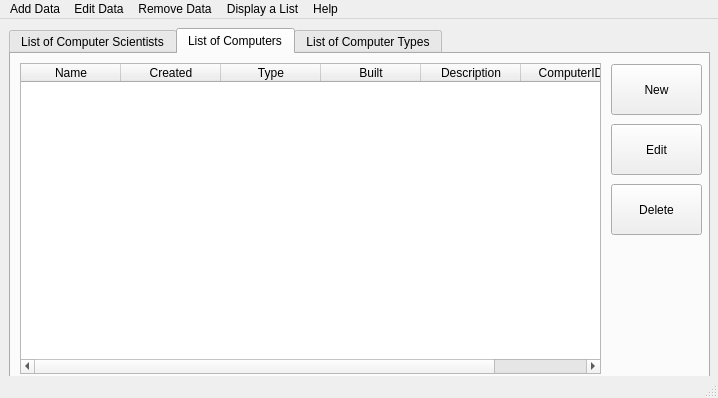
This is UI/mainwindow.ui in JonOrnBrynjarsson/vN1w3H51 as Qt 5 draws it before an edit. The edited form follows.
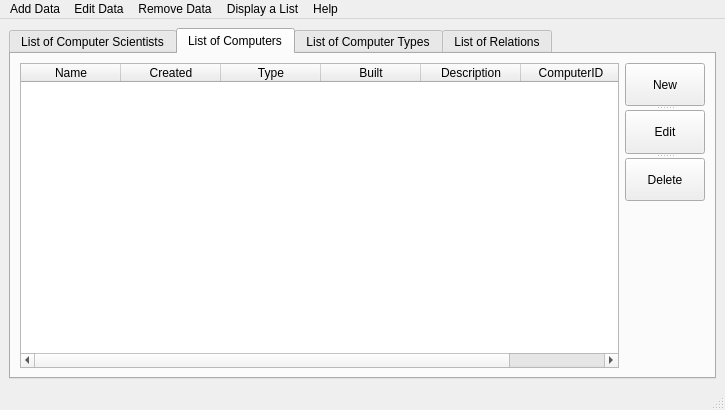
This is the edited form. The open tabs and pages were chosen to show the change.

What changed in the file:
```diff
--- a/UI/mainwindow.ui
+++ b/UI/mainwindow.ui
@@ -6,8 +6,8 @@
    <rect>
     <x>0</x>
     <y>0</y>
-    <width>718</width>
-    <height>398</height>
+    <width>725</width>
+    <height>410</height>
    </rect>
   </property>
   <property name="contextMenuPolicy">
@@ -17,15 +17,9 @@
    <string>Computers and Scientists Database</string>
   </property>
   <widget class="QWidget" name="centralwidget">
+   <layout class="QGridLayout" name="gridLayout_2">
+    <item row="0" column="0">
    <widget class="QTabWidget" name="MainMenuSelection">
-    <property name="geometry">
-     <rect>
-      <x>9</x>
-      <y>9</y>
-      <width>701</width>
-      <height>351</height>
-     </rect>
-    </property>
     <property name="currentIndex">
      <number>1</number>
     </property>
@@ -105,15 +99,9 @@
      <attribute name="title">
       <string>List of Computers</string>
      </attribute>
+       <layout class="QGridLayout" name="gridLayout_3">
+        <item row="0" column="0" rowspan="2">
      <widget class="QTableWidget" name="databaseDisplayComputers">
-      <property name="geometry">
-       <rect>
-        <x>9</x>
-        <y>9</y>
-        <width>581</width>
-        <height>311</height>
-       </rect>
-      </property>
       <property name="sizePolicy">
        <sizepolicy hsizetype="Expanding" vsizetype="Expanding">
         <horstretch>1</horstretch>
@@ -169,45 +157,88 @@
        </property>
       </column>
      </widget>
+        </item>
+        <item row="1" column="1">
+         <widget class="QLabel" name="label">
+          <property name="minimumSize">
+           <size>
+            <width>61</width>
+            <height>161</height>
+           </size>
+          </property>
+          <property name="text">
+           <string/>
+          </property>
+         </widget>
+        </item>
+        <item row="0" column="1">
+         <widget class="QSplitter" name="splitter">
+          <property name="orientation">
+           <enum>Qt::Vertical</enum>
+          </property>
+          <widget class="QPushButton" name="pushButon_addNewCompuer">
+           <property name="enabled">
+            <bool>true</bool>
+           </property>
+           <property name="maximumSize">
+            <size>
+             <width>16777215</width>
+             <height>60</height>
+            </size>
+           </property>
+           <property name="toolTip">
+            <string>To add a new computer</string>
+           </property>
+           <property name="toolTipDuration">
+            <number>2000</number>
+           </property>
+           <property name="text">
+            <string>New</string>
+           </property>
+          </widget>
      <widget class="QPushButton" name="pushButton_editCompuer">
-      <property name="geometry">
-       <rect>
-        <x>600</x>
-        <y>70</y>
-        <width>91</width>
-        <height>51</height>
-       </rect>
+           <property name="sizePolicy">
+            <sizepolicy hsizetype="Minimum" vsizetype="Preferred">
+             <horstretch>0</horstretch>
+             <verstretch>0</verstretch>
+            </sizepolicy>
+           </property>
+           <property name="maximumSize">
+            <size>
+             <width>16777215</width>
+             <height>60</height>
+            </size>
+           </property>
+           <property name="toolTip">
+            <string>To edit the selected computer</string>
+           </property>
+           <property name="toolTipDuration">
+            <number>2</number>
       </property>
       <property name="text">
        <string>Edit</string>
       </property>
      </widget>
      <widget class="QPushButton" name="pushButton_removeCompuer">
-      <property name="geometry">
-       <rect>
-        <x>600</x>
-        <y>130</y>
-        <width>91</width>
-        <height>51</height>
-       </rect>
+           <property name="maximumSize">
+            <size>
+             <width>16777215</width>
+             <height>60</height>
+            </size>
+           </property>
+           <property name="toolTip">
+            <string>To delete the selected computer</string>
+           </property>
+           <property name="toolTipDuration">
+            <number>2</number>
       </property>
       <property name="text">
        <string>Delete</string>
       </property>
      </widget>
-     <widget class="QPushButton" name="pushButon_addNewCompuer">
-      <property name="geometry">
-       <rect>
-        <x>600</x>
-        <y>10</y>
-        <width>91</width>
-        <height>51</height>
-       </rect>
-      </property>
-      <property name="text">
-       <string>New</string>
-      </property>
-     </widget>
+         </widget>
+        </item>
+       </layout>
     </widget>
     <widget class="QWidget" name="ComputerTypes">
      <attribute name="title">
@@ -248,14 +279,92 @@
       </item>
      </layout>
     </widget>
-   </widget>
-  </widget>
+      <widget class="QWidget" name="Relations">
+       <attribute name="title">
+        <string>List of Relations</string>
+       </attribute>
+       <widget class="QTableWidget" name="tableWidget_displayRelations">
+        <property name="geometry">
+         <rect>
+          <x>0</x>
+          <y>10</y>
+          <width>571</width>
+          <height>321</height>
+         </rect>
+        </property>
+        <property name="alternatingRowColors">
+         <bool>true</bool>
+        </property>
+        <property name="showGrid">
+         <bool>false</bool>
+        </property>
+        <property name="sortingEnabled">
+         <bool>true</bool>
+        </property>
+       </widget>
+       <widget class="QPushButton" name="pushButton_addRelation">
+        <property name="geometry">
+         <rect>
+          <x>580</x>
+          <y>10</y>
+          <width>111</width>
+          <height>41</height>
+         </rect>
+        </property>
+        <property name="maximumSize">
+         <size>
+          <width>111</width>
+          <height>41</height>
+         </size>
+        </property>
+        <property name="text">
+         <string>Add new relation</string>
+        </property>
+       </widget>
+       <widget class="QPushButton" name="pushButton_deleteRelation">
+        <property name="geometry">
+         <rect>
+          <x>580</x>
+          <y>60</y>
+          <width>111</width>
+          <height>41</height>
+         </rect>
+        </property>
+        <property name="maximumSize">
+         <size>
+          <width>111</width>
+          <height>41</height>
+         </size>
+        </property>
+        <property name="text">
+         <string>Delete relation</string>
+        </property>
+       </widget>
+       <widget class="QLabel" name="label_2">
+        <property name="geometry">
+         <rect>
+          <x>590</x>
+          <y>110</y>
+          <width>101</width>
+          <height>201</height>
+         </rect>
+        </property>
+        <property name="text">
+         <string/>
+        </property>
+       </widget>
+      </widget>
+     </widget>
+    </item>
+   </layout>
+  </widget>
+  <widget class="QStatusBar" name="statusbar"/>
   <widget class="QMenuBar" name="menubar">
    <property name="geometry">
     <rect>
      <x>0</x>
      <y>0</y>
-     <width>718</width>
+     <width>725</width>
      <height>21</height>
     </rect>
    </property>
@@ -309,7 +418,6 @@
    <addaction name="menuDisplay_a_List"/>
    <addaction name="menuHelp"/>
   </widget>
-  <widget class="QStatusBar" name="statusbar"/>
   <action name="actionAdd_New_Computer_Scientist">
    <property name="text">
     <string>Add New Computer Scientist</string>
```
Left out of the diff: 11 changed lines with no effect on the pictures. Lines whose indentation alone changed are shown as unchanged.
